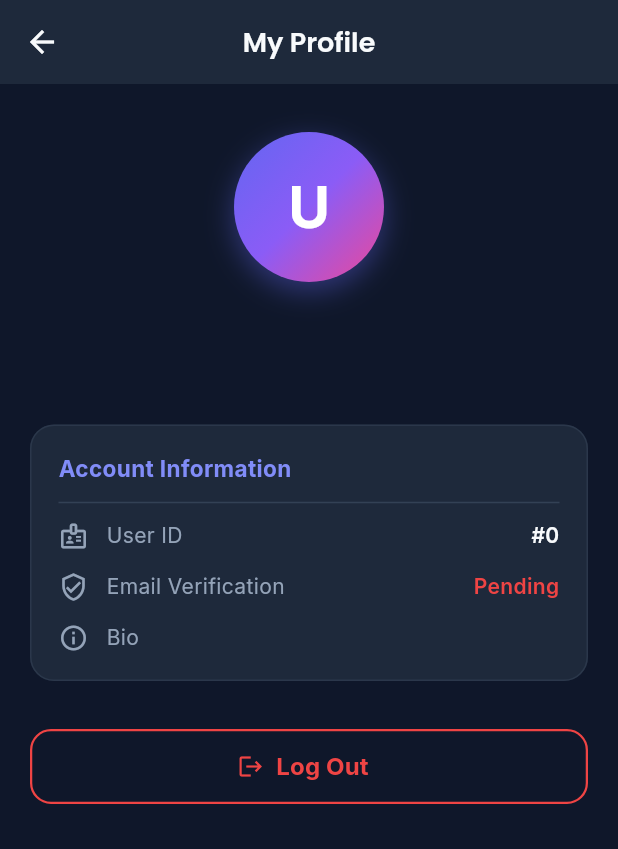
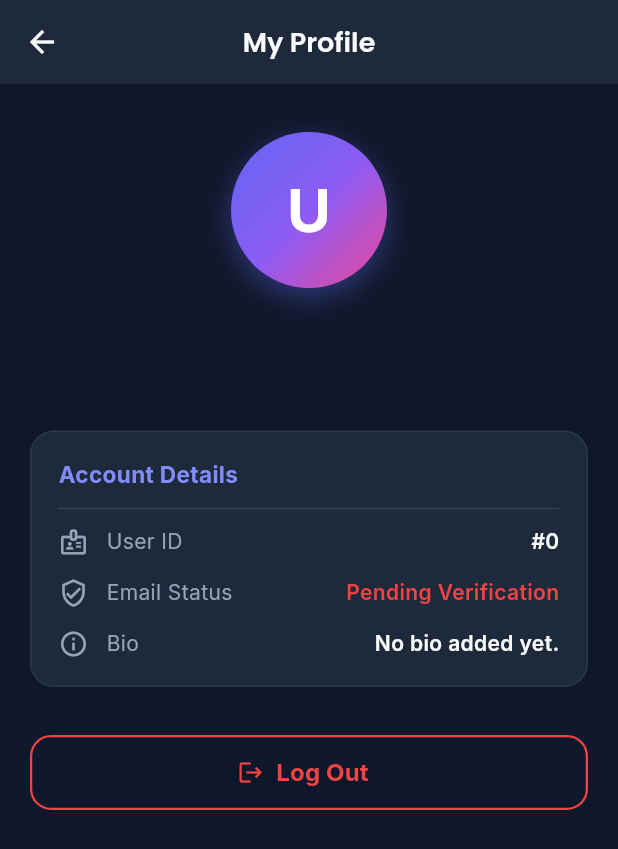
Before and after one commit to Lyheangheng/geo_connect, a Flutter app: the ProfileScreen screen opened directly, on a phone screen of 412 x 824 dp. Shown: the top 849 px of the screen. Run offline on Flutter 3.47's test engine with Material 3 defaults, Android fonts, the phone set to English and light mode, and no system bars; our stand-ins replace flutter_secure_storage, google_fonts, google_maps_flutter; accounts and stored records are empty.

Commit message:
phase 10

```diff
--- a/lib/screens/profile_screen.dart
+++ b/lib/screens/profile_screen.dart
@@ -10,6 +10,8 @@ class ProfileScreen extends StatelessWidget {
   Widget build(BuildContext context) {
     final authProvider = context.watch<AuthProvider>();
     final user = authProvider.currentUser;
+
+    final hasProfileImage = user?.profileImage != null && user!.profileImage!.isNotEmpty;
 
     return Scaffold(
       appBar: AppBar(
@@ -27,8 +29,8 @@ class ProfileScreen extends StatelessWidget {
                   alignment: Alignment.bottomRight,
                   children: [
                     Container(
-                      width: 100,
-                      height: 100,
+                      width: 104,
+                      height: 104,
                       decoration: BoxDecoration(
                         gradient: AppTheme.primaryGradient,
                         shape: BoxShape.circle,
@@ -40,22 +42,39 @@ class ProfileScreen extends StatelessWidget {
                           ),
                         ],
                       ),
-                      child: Center(
+                      child: ClipOval(
+                        child: hasProfileImage
+                            ? Image.network(
+                                user.profileImage!,
+                                fit: BoxFit.cover,
+                                errorBuilder: (context, error, stackTrace) => Center(
+                                  child: Text(
+                                    user.name.isNotEmpty ? user.name[0].toUpperCase() : 'U',
+                                    style: const TextStyle(
+                                      fontSize: 40,
+                                      fontWeight: FontWeight.bold,
+                                      color: Colors.white,
+                                    ),
+                                  ),
+                                ),
+                              )
+                            : Center(
                                 child: Text(
                                   (user?.name.isNotEmpty ?? false)
                                       ? user!.name[0].toUpperCase()
                                       : 'U',
                                   style: const TextStyle(
-                            fontSize: 38,
+                                    fontSize: 40,
                                     fontWeight: FontWeight.bold,
                                     color: Colors.white,
                                   ),
                                 ),
                               ),
                       ),
+                    ),
                     if (user?.isVerified ?? false)
                       Container(
-                        padding: const EdgeInsets.all(4),
+                        padding: const EdgeInsets.all(5),
                         decoration: const BoxDecoration(
                           color: AppTheme.successColor,
                           shape: BoxShape.circle,
@@ -89,7 +108,7 @@ class ProfileScreen extends StatelessWidget {
               ),
               const SizedBox(height: 24),
 
-              // Account Details Card
+              // Account Information Card
               Container(
                 padding: const EdgeInsets.all(18),
                 decoration: BoxDecoration(
@@ -103,7 +122,7 @@ class ProfileScreen extends StatelessWidget {
                   crossAxisAlignment: CrossAxisAlignment.start,
                   children: [
                     const Text(
-                      'Account Information',
+                      'Account Details',
                       style: TextStyle(
                         fontSize: 15,
                         fontWeight: FontWeight.bold,
@@ -114,13 +133,13 @@ class ProfileScreen extends StatelessWidget {
                     _buildInfoRow(
                       icon: Icons.badge_outlined,
                       label: 'User ID',
-                      value: '#${user?.id ?? 1}',
+                      value: user != null ? '#${user.id}' : '#--',
                     ),
                     const SizedBox(height: 14),
                     _buildInfoRow(
                       icon: Icons.verified_user_outlined,
-                      label: 'Email Verification',
-                      value: (user?.isVerified ?? false) ? 'Verified' : 'Pending',
+                      label: 'Email Status',
+                      value: (user?.isVerified ?? false) ? 'Verified' : 'Pending Verification',
                       valueColor: (user?.isVerified ?? false)
                           ? AppTheme.successColor
                           : AppTheme.errorColor,
@@ -129,7 +148,9 @@ class ProfileScreen extends StatelessWidget {
                     _buildInfoRow(
                       icon: Icons.info_outline,
                       label: 'Bio',
-                      value: user?.bio ?? 'University student assignment user.',
+                      value: (user?.bio != null && user!.bio!.isNotEmpty)
+                          ? user.bio!
+                          : 'No bio added yet.',
                     ),
                   ],
                 ),
@@ -175,6 +196,7 @@ class ProfileScreen extends StatelessWidget {
     Color? valueColor,
   }) {
     return Row(
+      crossAxisAlignment: CrossAxisAlignment.start,
       children: [
         Icon(icon, size: 20, color: AppTheme.subtextColor),
         const SizedBox(width: 12),
```
Lines whose indentation alone changed are shown as unchanged.
